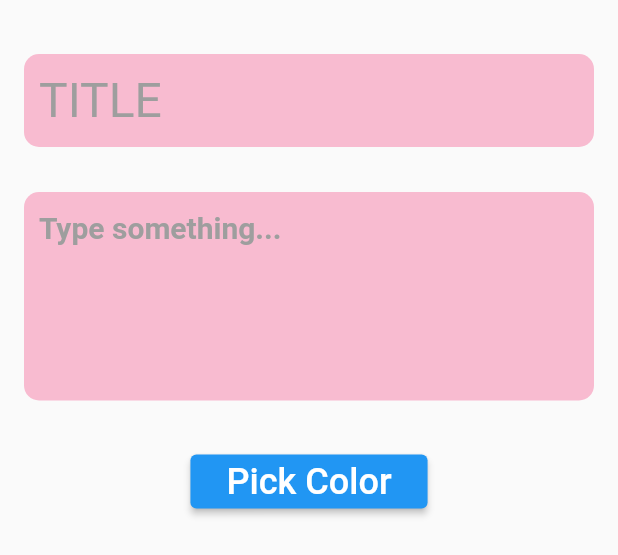
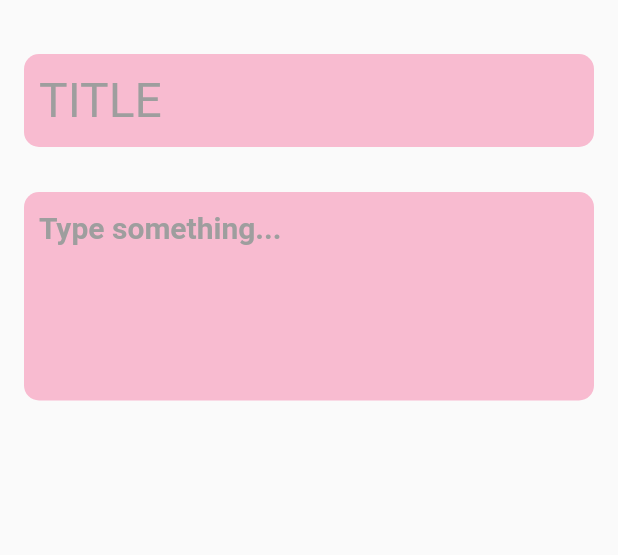
Before and after one commit to pytholic/FlutterNotesApp, a Flutter app: the NoteFormWidget widget shown alone on an empty page, opened directly, on a phone screen of 412 x 824 dp. Shown: the top 555 px of the screen. Run offline on Flutter 3.47's test engine with Material 2 defaults, Android fonts, the phone set to English and light mode, and no system bars; our stand-ins replace flutter_colorpicker, google_fonts.

```diff
--- a/notes_app/lib/widget/note_form_widget.dart
+++ b/notes_app/lib/widget/note_form_widget.dart
@@ -50,17 +50,17 @@ class _NoteFormWidgetState extends State<NoteFormWidget> {
               // Padding to add space between widgets, we can also use SizedBox
               Padding(padding: EdgeInsets.only(top: 30.0)),
               buildDescription(),
-              Padding(padding: EdgeInsets.only(top: 30.0)),
-              ElevatedButton(
-                style: ElevatedButton.styleFrom(
-                  padding: EdgeInsets.symmetric(horizontal: 24),
-                ),
-                child: Text(
-                  'Pick Color',
-                  style: TextStyle(fontSize: 24),
-                ),
-                onPressed: () => pickColor(context),
-              ),
+              // Padding(padding: EdgeInsets.only(top: 30.0)),
+              // ElevatedButton(
+              //   style: ElevatedButton.styleFrom(
+              //     padding: EdgeInsets.symmetric(horizontal: 24),
+              //   ),
+              //   child: Text(
+              //     'Pick Color',
+              //     style: TextStyle(fontSize: 24),
+              //   ),
+              //   onPressed: () => pickColor(context),
+              // ),
             ],
           ),
         ),
--- a/notes_app/pubspec.yaml
+++ b/notes_app/pubspec.yaml
@@ -30,7 +30,6 @@ dependencies:
   flutter:
     sdk: flutter
 
-
   # The following adds the Cupertino Icons font to your application.
   # Use with the CupertinoIcons class for iOS style icons.
   cupertino_icons: ^1.0.2
@@ -59,6 +58,9 @@ flutter:
   # included with your application, so that you can use the icons in
   # the material Icons class.
   uses-material-design: true
+
+  assets:
+    - assets/icons/
 
   # To add assets to your application, add an assets section, like this:
   # assets:
```
Also changed, not shown: notes_app/lib/pages/add_edit_note.dart (+19 -4 lines), notes_app/assets/icons/color_picker_icon.png (added), 1 other file.
